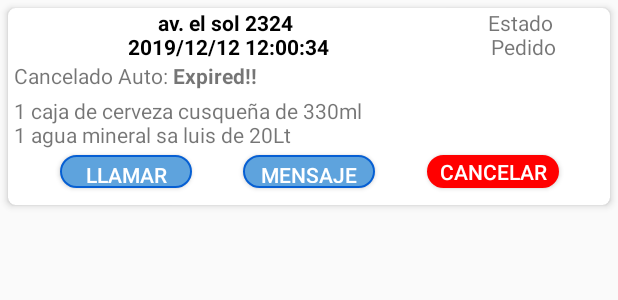
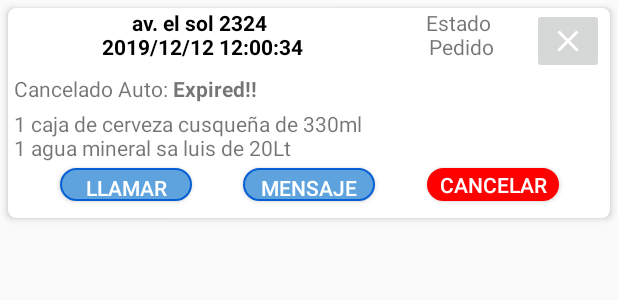
Before and after one commit to OrlandoMora963/apkCliente, an Android app: the layout custom_mispedidos.xml on its own in the app's theme, with its tools: preview values and no code run, on a phone screen of 412 x 824 dp. Shown: the top 300 px of the screen. Run offline under Robolectric (Android 15) with nearby library versions, the phone set to English and light mode, and no system bars; network calls fail.

Commit message:
button eliminar de mis pedidos

```diff
--- a/app/src/main/java/com/cor/frii/InicioActivity.java
+++ b/app/src/main/java/com/cor/frii/InicioActivity.java
@@ -20,7 +20,7 @@ public class InicioActivity extends AppCompatActivity {
                 Intent intent = new Intent(InicioActivity.this, LoginActivity.class);
                 startActivity(intent);
                 finish();
-            };
+            }
         }, 2500);
     }
 }
--- a/app/src/main/res/layout/custom_mispedidos.xml
+++ b/app/src/main/res/layout/custom_mispedidos.xml
@@ -58,6 +58,14 @@
                         android:layout_weight="0.4"
                         android:gravity="center"
                         android:text="Estado \nPedido" />
+
+                    <ImageButton
+                        android:layout_width="wrap_content"
+                        android:layout_height="wrap_content"
+                        android:src="@drawable/ic_close"
+                        />
+
+
                 </LinearLayout>
 
                 <LinearLayout
```
